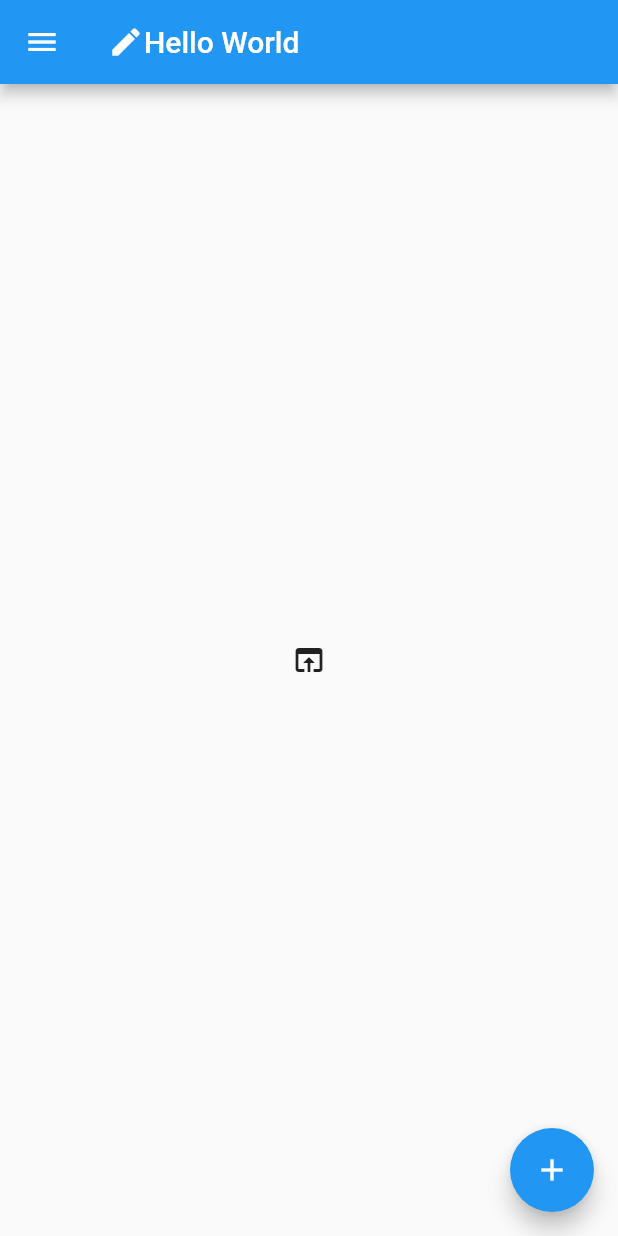
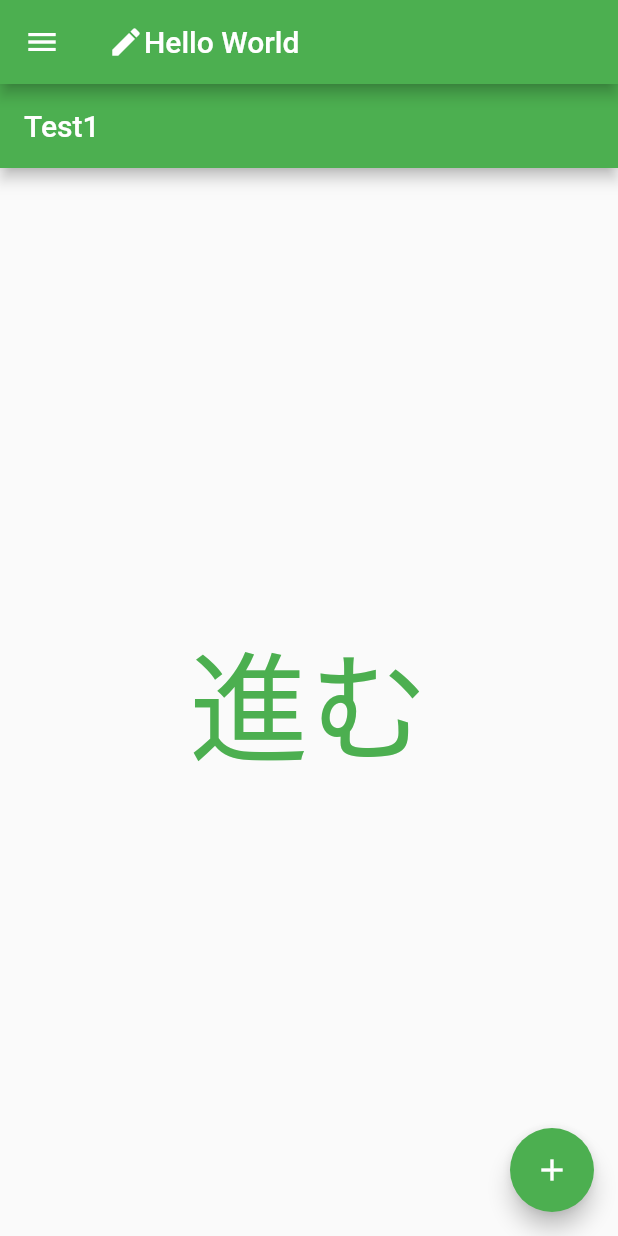
Before and after one commit to p238049y/paractice, a Flutter app: the screen it shows after launch, on a phone screen of 412 x 824 dp. Run offline on Flutter 3.47's test engine with Material 2 defaults, Android fonts, the phone set to English and light mode, and no system bars; our stand-ins replace shared_preferences.

```diff
--- /dev/null
+++ b/my_app/lib/hello_world/TestPage1.dart
@@ -0,0 +1,21 @@
+import 'package:flutter/material.dart';
+import 'package:my_app/hello_world/TestPage2.dart';
+
+class TestPage1 extends StatelessWidget {
+  @override
+  Widget build(BuildContext context) {
+    return Scaffold(
+      appBar: AppBar(
+        title: const Text("Test1"),
+      ),
+      body: Center(
+        child: TextButton(
+          onPressed: () => {
+            Navigator.of(context).pushNamed("/test2")
+          },
+          child: const Text('進む', style: TextStyle(fontSize: 80))
+        )
+      )
+    );
+  }
+}
--- a/my_app/lib/main.dart
+++ b/my_app/lib/main.dart
@@ -1,5 +1,8 @@
 import 'package:flutter/material.dart';
+import 'package:my_app/hello_world/TestPage2.dart';
+import 'package:my_app/hello_world/TestPage3.dart';
 import 'package:url_launcher/url_launcher.dart';
+import 'package:my_app/hello_world/TestPage1.dart';
 
 void main() {
   runApp(const MyApp());
@@ -14,9 +17,14 @@ class MyApp extends StatelessWidget {
     return MaterialApp(
       title: 'Flutter Demo',
       theme: ThemeData(
-        primarySwatch: Colors.blue,
+        primarySwatch: Colors.green,
       ),
       home: const MyHomePage(title: 'Flutter Demo Home Page'),
+        routes: {
+          "/test1": (BuildContext context) => TestPage1(),
+          "/test2": (BuildContext context) => TestPage2(),
+          "/test3": (BuildContext context) => TestPage3(),
+        },
     );
   }
 }
@@ -50,34 +58,22 @@ class _MyHomePageState extends State<MyHomePage> {
       ),
       drawer: const Drawer(child: Center(child: Text("Drawer"))),
       body: Center(
-        // child: Column(
-        //   mainAxisAlignment: MainAxisAlignment.center,
-        //   children: <Widget>[
-        //     const Text('You have pushed the button this many times:'),
-        //       Text(
-        //         '$_counter',
-        //         key: const Key('counter'),
-        //         style: Theme.of(context).textTheme.headline4,
-        //       ),
-        //       if (_counter % 2 == 0) const Text('偶数です', style: TextStyle(fontSize: 20, color: Colors.red)),
-        //       if(_counter % 2 == 1) const Text('奇数です', style: TextStyle(fontSize: 20, color: Colors.red)),
-        //   ],
+        child: TestPage1(),
+        // child: IconButton(
+        //   icon: const Icon(Icons.open_in_browser),
+        //   onPressed: () async{
+        //     String url = Uri.encodeFull('https://www.google.co.jp');
+        //     if (await canLaunch(url)) {
+        //       await launch(url);
+        //     }
+        //   }
         // ),
-        child: IconButton(
-          icon: const Icon(Icons.open_in_browser),
-          onPressed: () async{
-            String url = Uri.encodeFull('https://www.google.co.jp');
-            if (await canLaunch(url)) {
-              await launch(url);
-            }
-          }
-        ),
       ),
       floatingActionButton: FloatingActionButton(
         key: const Key('increment'),
         onPressed: () => {
           _incrementCounter(),
-          print('押したね？')
+          print('押した')
         },
         tooltip: 'Increment',
         child: const Icon(Icons.add),
```
Also changed, not shown: my_app/lib/hello_world/TestPage2.dart (added, +30 -0 lines), my_app/lib/hello_world/TestPage3.dart (added, +17 -0 lines), my_app/lib/hello_world/main.dart (+3 -40 lines).
